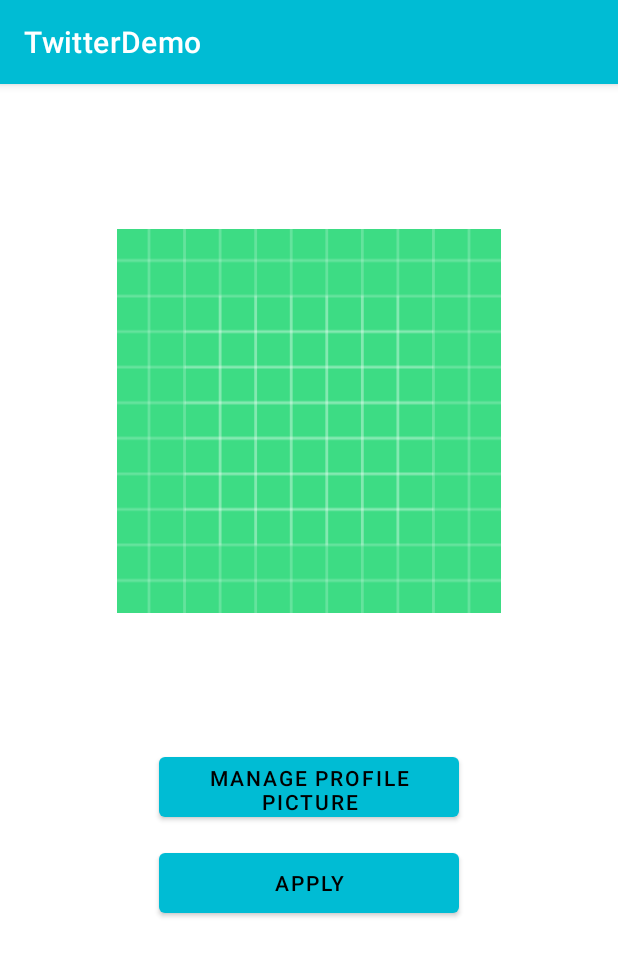
After one commit to sevvaloz/BlueBird, an Android app: the ProfileActivity screen opened directly, with no data from a screen before it, on a phone screen of 412 x 824 dp. The commit adds this screen. Shown: the top 956 px of the screen. Run offline under Robolectric (Android 15) with nearby library versions, the light colour scheme and no system bars; our stand-ins replace Firebase (no records; nobody signed in at launch, a user with empty details on screens opened directly).

Commit message:
Profil foto için eklemeler yapıldı ama tamamlanmadı

```diff
--- a/app/build.gradle
+++ b/app/build.gradle
@@ -43,6 +43,8 @@ dependencies {
     implementation 'com.google.firebase:firebase-analytics-ktx'
     implementation 'com.google.firebase:firebase-auth-ktx'
     implementation 'com.google.firebase:firebase-firestore-ktx'
+    implementation 'com.google.firebase:firebase-storage-ktx'
+    implementation 'com.squareup.picasso:picasso:2.8'
 
 
     implementation 'androidx.core:core-ktx:1.7.0'
--- /dev/null
+++ b/app/src/main/java/com/example/twitterdemo/GlobalClass.kt
@@ -0,0 +1,6 @@
+package com.example.twitterdemo
+import  android.app.Application
+
+class GlobalClass: Application(){
+
+}
--- /dev/null
+++ b/app/src/main/java/com/example/twitterdemo/model/Photo.kt
@@ -0,0 +1,5 @@
+package com.example.twitterdemo.model
+
+class Photo(var username: String, var userphoto: String) {
+
+}
--- a/app/src/main/java/com/example/twitterdemo/model/Tweet.kt
+++ b/app/src/main/java/com/example/twitterdemo/model/Tweet.kt
@@ -1,4 +1,6 @@
 package com.example.twitterdemo.model
 
-class Tweet(var username:  String, var usertweet: String, var tweetdate: Any, var imageurl: String?) {
+import com.google.firebase.Timestamp
+
+class Tweet(var username:  String, var usertweet: String, var tweetdate: Any, var tweetimage: String?) {
 }
--- a/app/src/main/java/com/example/twitterdemo/view/ShareTweetActivity.kt
+++ b/app/src/main/java/com/example/twitterdemo/view/ShareTweetActivity.kt
@@ -4,6 +4,7 @@ import android.os.Bundle
 import android.view.View
 import android.widget.Toast
 import androidx.appcompat.app.AppCompatActivity
+import com.example.twitterdemo.GlobalClass
 import com.example.twitterdemo.R
 import com.google.firebase.Timestamp
 import com.google.firebase.auth.FirebaseAuth
@@ -20,7 +21,6 @@ class ShareTweetActivity : AppCompatActivity() {
 
     private lateinit var auth: FirebaseAuth
 
-    // Access a Cloud Firestore instance from your Activity
     val db = Firebase.firestore
 
     override fun onCreate(savedInstanceState: Bundle?) {
@@ -39,7 +39,7 @@ class ShareTweetActivity : AppCompatActivity() {
 
         //date ayarlama
         val net_date = date.toDate()
-        val sdf = SimpleDateFormat("dd/MM/yy hh:mm a", Locale.ENGLISH)
+        val sdf = SimpleDateFormat("dd/MM/yy hh:mm:ss a", Locale.ENGLISH)
         val sdf_date = sdf.format(net_date)
 
         //hashmap olusturma
@@ -47,7 +47,6 @@ class ShareTweetActivity : AppCompatActivity() {
         user.put("Tweet", tweet)
         user.put("UserName", name)
         user.put("TweetDate", sdf_date)
-
 
         //database, collection, document olusturma
         if(tweet != ""){
@@ -61,7 +60,6 @@ class ShareTweetActivity : AppCompatActivity() {
         } else{
             Toast.makeText(this, "Please write something!", Toast.LENGTH_LONG).show()
         }
-
     }
 
 
--- /dev/null
+++ b/app/src/main/res/layout/activity_profile.xml
@@ -0,0 +1,45 @@
+<?xml version="1.0" encoding="utf-8"?>
+<androidx.constraintlayout.widget.ConstraintLayout xmlns:android="http://schemas.android.com/apk/res/android"
+    xmlns:app="http://schemas.android.com/apk/res-auto"
+    xmlns:tools="http://schemas.android.com/tools"
+    android:layout_width="match_parent"
+    android:layout_height="match_parent"
+    tools:context=".ProfileActivity">
+
+    <ImageView
+        android:id="@+id/profilePicture"
+        android:layout_width="256dp"
+        android:layout_height="0dp"
+        android:layout_marginTop="42dp"
+        android:layout_marginBottom="36dp"
+        app:layout_constraintBottom_toTopOf="@+id/manageProfilePicture"
+        app:layout_constraintEnd_toEndOf="parent"
+        app:layout_constraintStart_toStartOf="parent"
+        app:layout_constraintTop_toTopOf="parent"
+        app:srcCompat="@drawable/ic_launcher_background" />
+
+    <Button
+        android:id="@+id/manageProfilePicture"
+        android:layout_width="200dp"
+        android:layout_height="52dp"
+        android:layout_marginBottom="12dp"
+        android:onClick="managePp"
+        android:text="Manage Profıle Pıcture"
+        android:textSize="14sp"
+        app:layout_constraintBottom_toTopOf="@+id/apply"
+        app:layout_constraintEnd_toEndOf="parent"
+        app:layout_constraintStart_toStartOf="parent"
+        app:layout_constraintTop_toBottomOf="@+id/profilePicture" />
+
+    <Button
+        android:id="@+id/apply"
+        android:layout_width="200dp"
+        android:layout_height="52dp"
+        android:layout_marginBottom="209dp"
+        android:onClick="applyManagement"
+        android:text="apply"
+        app:layout_constraintBottom_toBottomOf="parent"
+        app:layout_constraintEnd_toEndOf="parent"
+        app:layout_constraintStart_toStartOf="parent"
+        app:layout_constraintTop_toBottomOf="@+id/manageProfilePicture" />
+</androidx.constraintlayout.widget.ConstraintLayout>
--- a/app/src/main/res/menu/main_menu.xml
+++ b/app/src/main/res/menu/main_menu.xml
@@ -5,6 +5,11 @@
         android:id="@+id/share_tweet"
         android:title="Make Tweet">
 
+    </item>
+
+    <item
+        android:id="@+id/profile"
+        android:title="Profile">
     </item>
 
     <item
```
Also changed, not shown: app/src/main/AndroidManifest.xml (+7 -0 lines), app/src/main/java/com/example/twitterdemo/ProfileActivity.kt (added, +125 -0 lines), app/src/main/java/com/example/twitterdemo/adapter/Adapter.kt (+16 -31 lines), app/src/main/java/com/example/twitterdemo/view/TweetActivity.kt (+17 -23 lines), app/src/main/res/layout/recycler_row.xml (+19 -29 lines).
